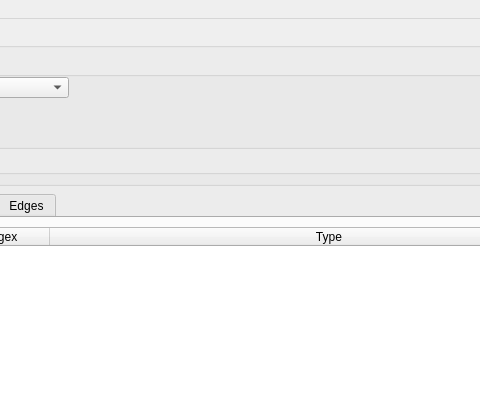
Above: src/ui/omviz.ui from rock-core/tools-graph_analysis before the change; both pictures show x 445 to 925 and y 0 to 396 of the 1086 by 723 pixel window. Below: the same form after it.
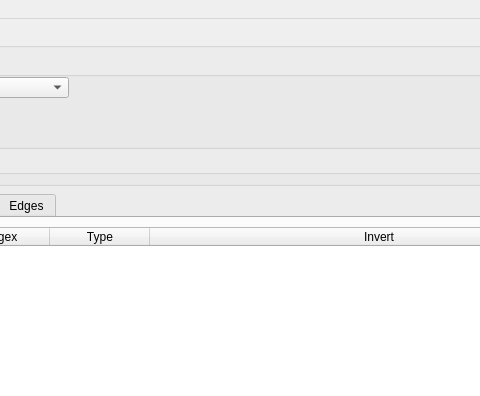
That is the form after the change. The open tabs and pages were chosen to show the change.

Commit message: ui: add check box to filter table

```diff
--- a/src/ui/omviz.ui
+++ b/src/ui/omviz.ui
@@ -181,6 +181,17 @@
                <property name="text">
                 <string>Type</string>
                </property>
+               <property name="textAlignment">
+                <set>AlignHCenter|AlignVCenter|AlignCenter</set>
+               </property>
+              </column>
+              <column>
+               <property name="text">
+                <string>Invert</string>
+               </property>
+               <property name="textAlignment">
+                <set>AlignHCenter|AlignVCenter|AlignCenter</set>
+               </property>
               </column>
              </widget>
             </item>
```
Left out of the diff: 7 changed lines with no effect on the pictures. The commit also changes 1 other file.
